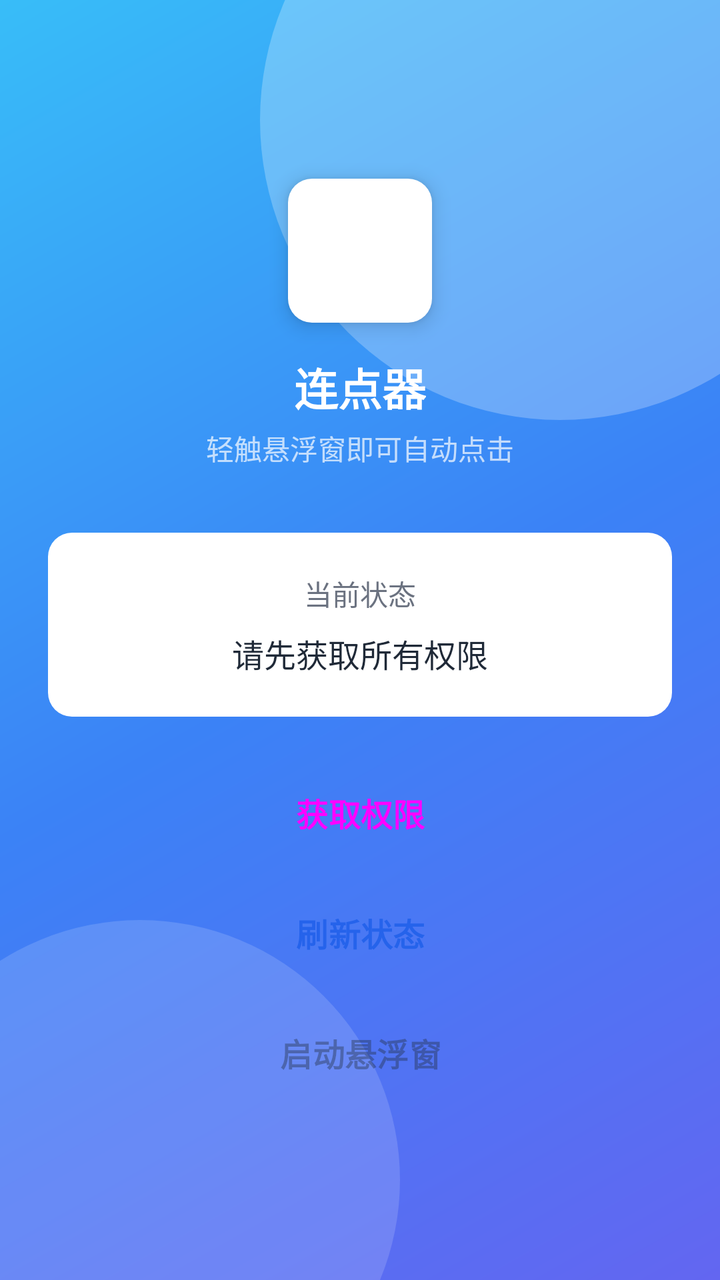
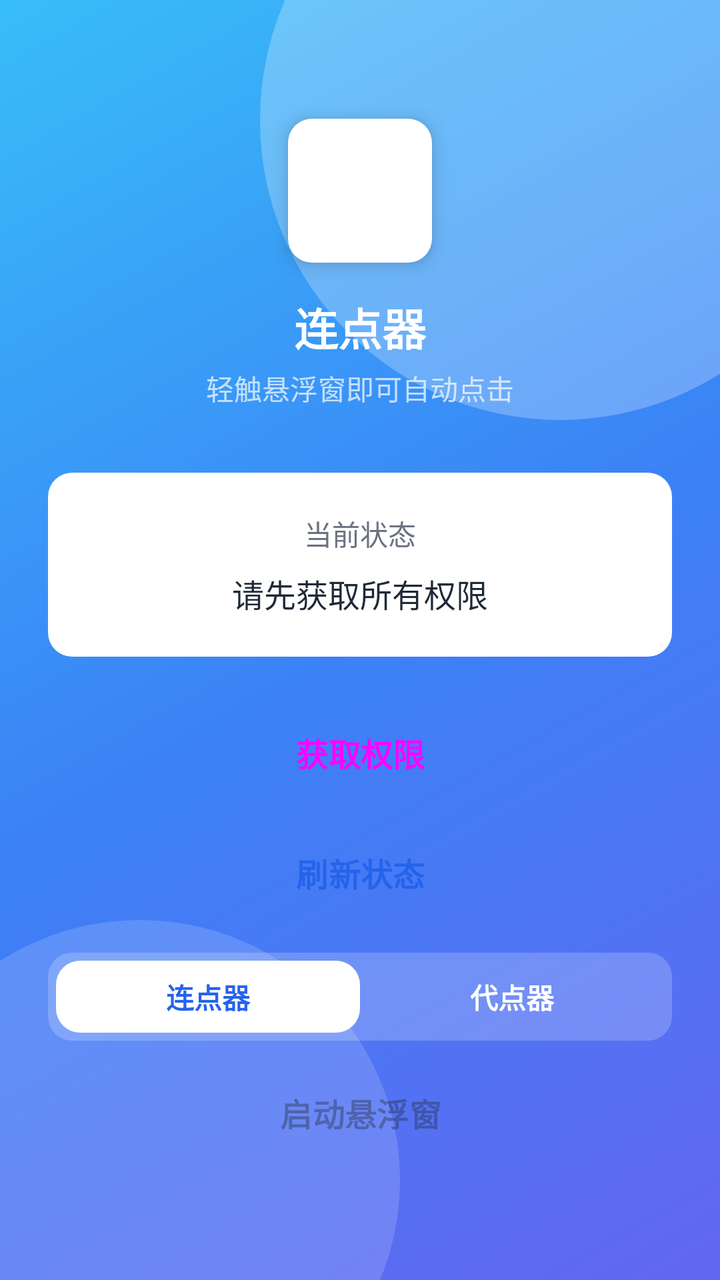

Two renders of the same Android screen: before a commit and after it. Below are the layout's source before the change and the commit's diff.
<!-- AndroidManifest.xml: application theme Theme.AutoClickerApp -->
<!-- res/layout/activity_main.xml -->
<?xml version="1.0" encoding="utf-8"?>
<LinearLayout xmlns:android="http://schemas.android.com/apk/res/android"
    android:layout_width="match_parent"
    android:layout_height="match_parent"
    android:background="@drawable/bg_main_gradient"
    android:gravity="center"
    android:orientation="vertical"
    android:padding="24dp">

    
    <ImageView
        android:layout_width="72dp"
        android:layout_height="72dp"
        android:layout_gravity="center"
        android:background="@drawable/bg_card"
        android:elevation="6dp"
        android:padding="14dp"
        android:contentDescription="@string/app_name"
        android:src="@mipmap/ic_launcher" />

    
    <TextView
        style="@style/ModernText.Title"
        android:layout_width="wrap_content"
        android:layout_height="wrap_content"
        android:layout_marginTop="16dp"
        android:textSize="22sp"
        android:textColor="@color/on_gradient"
        android:text="@string/app_name" />

    <TextView
        style="@style/ModernText.Label"
        android:layout_width="wrap_content"
        android:layout_height="wrap_content"
        android:layout_marginTop="4dp"
        android:textColor="@color/on_gradient_secondary"
        android:text="轻触悬浮窗即可自动点击" />

    
    <LinearLayout
        style="@style/ModernCard"
        android:layout_width="match_parent"
        android:layout_height="wrap_content"
        android:layout_marginTop="32dp"
        android:gravity="center"
        android:orientation="vertical"
        android:padding="20dp">

        <TextView
            style="@style/ModernText.Label"
            android:layout_width="wrap_content"
            android:layout_height="wrap_content"
            android:text="当前状态" />

        <TextView
            android:id="@+id/tvStatus"
            style="@style/ModernText.Body"
            android:layout_width="wrap_content"
            android:layout_height="wrap_content"
            android:layout_marginTop="8dp"
            android:text="请先获取所有权限" />
    </LinearLayout>

    
    <Button
        android:id="@+id/btnRequestPermission"
        style="@style/ModernButton"
        android:layout_width="match_parent"
        android:layout_height="48dp"
        android:layout_marginTop="24dp"
        android:text="获取权限" />

    <Button
        android:id="@+id/btnCheckPermission"
        style="@style/ModernButton.Outline"
        android:layout_width="match_parent"
        android:layout_height="48dp"
        android:layout_marginTop="12dp"
        android:text="刷新状态" />

    <Button
        android:id="@+id/btnToggleService"
        style="@style/ModernButton"
        android:layout_width="match_parent"
        android:layout_height="48dp"
        android:layout_marginTop="12dp"
        android:enabled="false"
        android:text="启动悬浮窗" />

</LinearLayout>
<!-- resources referenced by this layout -->
<resources>
  <color name="on_gradient">#FFFFFFFF</color>
  <color name="on_gradient_secondary">#B3FFFFFF</color>
  <!-- drawable bg_card (drawable) -->
  <?xml version="1.0" encoding="utf-8"?>
  <shape xmlns:android="http://schemas.android.com/apk/res/android"
      android:shape="rectangle">
      <solid android:color="@color/surface" />
      <corners android:radius="12dp" />
  </shape>
  <!-- mipmap ic_launcher (mipmap-anydpi-v26) -->
  <?xml version="1.0" encoding="utf-8"?>
  <adaptive-icon xmlns:android="http://schemas.android.com/apk/res/android">
      <background android:drawable="@color/ic_launcher_background"/>
      <foreground android:drawable="@mipmap/ic_launcher_foreground"/>
      <monochrome android:drawable="@mipmap/ic_launcher_foreground"/>
  </adaptive-icon>
  <string name="app_name">连点器</string>
  <style name="ModernButton" parent="Widget.Material3.Button">
          <item name="android:insetTop">0dp</item>
          <item name="android:insetBottom">0dp</item>
          <item name="android:minHeight">48dp</item>
          <item name="android:paddingStart">20dp</item>
          <item name="android:paddingEnd">20dp</item>
          <item name="android:textSize">16sp</item>
          <item name="android:textStyle">bold</item>
          <item name="android:textAllCaps">false</item>
          <item name="cornerRadius">12dp</item>
          <item name="backgroundTint">@color/primary</item>
          <item name="rippleColor">@color/primary_dark</item>
      </style>
  <style name="ModernCard">
          <item name="android:background">@drawable/bg_card</item>
      </style>
  <style name="ModernText.Body" parent="TextAppearance.AppCompat">
          <item name="android:textSize">16sp</item>
          <item name="android:textColor">@color/text_primary</item>
      </style>
  <style name="ModernText.Label" parent="TextAppearance.AppCompat">
          <item name="android:textSize">14sp</item>
          <item name="android:textColor">@color/text_secondary</item>
      </style>
  <style name="ModernText.Title" parent="TextAppearance.AppCompat">
          <item name="android:textSize">20sp</item>
          <item name="android:textStyle">bold</item>
          <item name="android:textColor">@color/text_primary</item>
      </style>
  <style name="Theme.AutoClickerApp" parent="Base.Theme.AutoClickerApp" />
  <color name="surface">#FFFFFFFF</color>
  <color name="gradient_start">#38BDF8</color>
  <color name="gradient_center">#3B82F6</color>
  <color name="gradient_end">#6366F1</color>
  <color name="gradient_blob_1">#40FFFFFF</color>
  <color name="gradient_blob_2">#26FFFFFF</color>
  <color name="ic_launcher_background">#F5F5E3</color>
  <color name="primary">#FF2563EB</color>
  <color name="primary_dark">#FF1D4ED8</color>
  <color name="primary_container">#FFDBEAFE</color>
  <color name="text_primary">#FF1F2937</color>
  <color name="text_secondary">#FF6B7280</color>
  <color name="on_primary">#FFFFFFFF</color>
  <color name="background">#FFF5F7FA</color>
  <color name="stroke">#FFE2E8F0</color>
  <color name="status_bar_top">#FF1E3A8A</color>
  <!-- unchanged entries left out for length: 3 -->
</resources>

<!-- the commit's change to res/layout/activity_main.xml (unified diff, before → after) -->
@@ -78,6 +78,44 @@
         android:layout_marginTop="12dp"
         android:text="刷新状态" />
 
+    
+    <LinearLayout
+        android:id="@+id/modeSwitchTrack"
+        android:layout_width="match_parent"
+        android:layout_height="44dp"
+        android:layout_marginTop="16dp"
+        android:orientation="horizontal"
+        android:background="@drawable/bg_mode_switch_track"
+        android:padding="4dp">
+
+        <TextView
+            android:id="@+id/tvModeOld"
+            android:layout_width="0dp"
+            android:layout_height="match_parent"
+            android:layout_weight="1"
+            android:gravity="center"
+            android:text="连点器"
+            android:textSize="14sp"
+            android:textStyle="bold"
+            android:textColor="@color/primary"
+            android:background="@drawable/bg_mode_switch_thumb"
+            android:clickable="true"
+            android:focusable="true" />
+
+        <TextView
+            android:id="@+id/tvModeNew"
+            android:layout_width="0dp"
+            android:layout_height="match_parent"
+            android:layout_weight="1"
+            android:gravity="center"
+            android:text="代点器"
+            android:textSize="14sp"
+            android:textStyle="bold"
+            android:textColor="@color/on_gradient"
+            android:clickable="true"
+            android:focusable="true" />
+    </LinearLayout>
+
     <Button
         android:id="@+id/btnToggleService"
         style="@style/ModernButton"
<!-- resource entries referenced after the edit -->
@@ -7,6 +7,20 @@
   <shape xmlns:android="http://schemas.android.com/apk/res/android"
       android:shape="rectangle">
       <solid android:color="@color/surface" />
+      <corners android:radius="12dp" />
+  </shape>
+  <!-- drawable bg_mode_switch_thumb (drawable) -->
+  <?xml version="1.0" encoding="utf-8"?>
+  <shape xmlns:android="http://schemas.android.com/apk/res/android"
+      android:shape="rectangle">
+      <solid android:color="@color/white" />
+      <corners android:radius="12dp" />
+  </shape>
+  <!-- drawable bg_mode_switch_track (drawable) -->
+  <?xml version="1.0" encoding="utf-8"?>
+  <shape xmlns:android="http://schemas.android.com/apk/res/android"
+      android:shape="rectangle">
+      <solid android:color="#33FFFFFF" />
       <corners android:radius="12dp" />
   </shape>
   <!-- mipmap ic_launcher (mipmap-anydpi-v26) -->
@@ -53,6 +67,7 @@
   <color name="gradient_end">#6366F1</color>
   <color name="gradient_blob_1">#40FFFFFF</color>
   <color name="gradient_blob_2">#26FFFFFF</color>
+  <color name="white">#FFFFFFFF</color>
   <color name="ic_launcher_background">#F5F5E3</color>
   <color name="primary">#FF2563EB</color>
   <color name="primary_dark">#FF1D4ED8</color>
